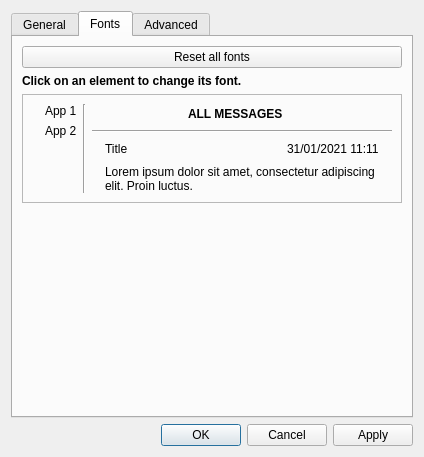
Above: src/settingsdialog.ui from seird/gotify-tray-cpp before the change. Below: the same form after it.
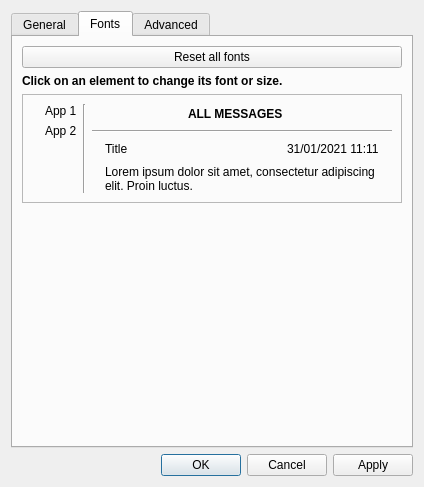
That is the form after the change. The open tabs and pages were chosen to show the change. Icons and pictures are not drawn. Custom widgets are drawn as their Qt base class.

Commit message: add option to change several UI elements

```diff
--- a/src/settingsdialog.ui
+++ b/src/settingsdialog.ui
@@ -6,8 +6,8 @@
    <rect>
     <x>0</x>
     <y>0</y>
-    <width>415</width>
-    <height>446</height>
+    <width>419</width>
+    <height>487</height>
    </rect>
   </property>
   <property name="windowTitle">
@@ -244,7 +244,7 @@
           </font>
          </property>
          <property name="text">
-          <string>Click on an element to change its font.</string>
+          <string>Click on an element to change its font or size.</string>
          </property>
         </widget>
        </item>
```
Left out of the diff: 243 changed lines with no effect on the pictures. The commit also changes 8 other files.
